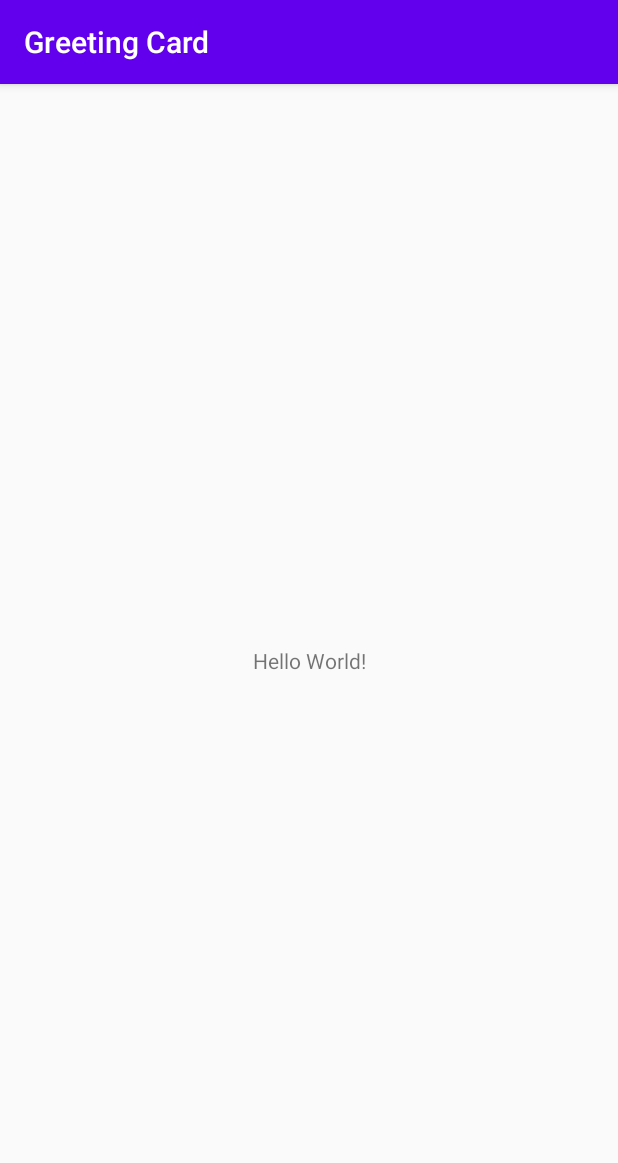
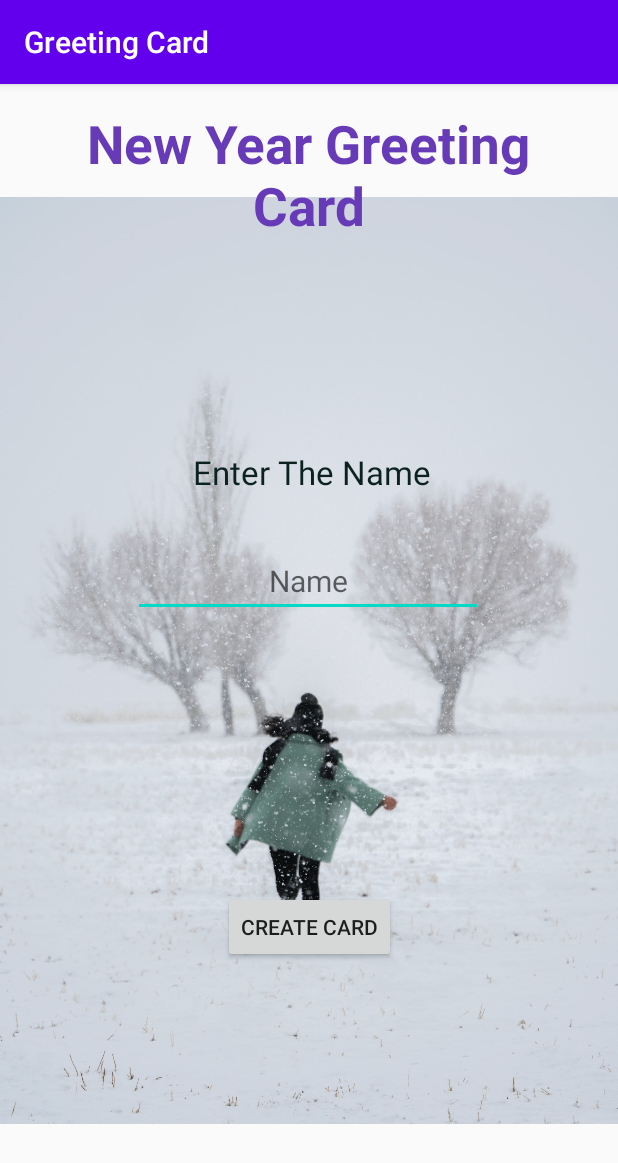
Before and after one commit to abhi0842/GreetingApp, an Android app: the screen it shows after launch (MainActivity), on a phone screen of 412 x 824 dp. Shown: the top 1163 px of the screen. Run offline under Robolectric (Android 15) with nearby library versions, the phone set to English and light mode, and no system bars.

Commit message:
New Year Greeting App

```diff
--- a/app/src/main/AndroidManifest.xml
+++ b/app/src/main/AndroidManifest.xml
@@ -12,6 +12,9 @@
         android:theme="@style/Theme.GreetingCard"
         tools:targetApi="31">
         <activity
+            android:name=".Second_Activity"
+            android:exported="false" />
+        <activity
             android:name=".MainActivity"
             android:exported="true">
             <intent-filter>
--- a/app/src/main/res/layout/activity_main.xml
+++ b/app/src/main/res/layout/activity_main.xml
@@ -6,13 +6,69 @@
     android:layout_height="match_parent"
     tools:context=".MainActivity">
 
+    <ImageView
+        android:layout_width="match_parent"
+        android:layout_height="match_parent"
+        android:src="@drawable/snow2"
+        tools:layout_editor_absoluteX="0dp"
+        tools:layout_editor_absoluteY="-16dp" />
+
     <TextView
-        android:layout_width="wrap_content"
-        android:layout_height="wrap_content"
-        android:text="Hello World!"
-        app:layout_constraintBottom_toBottomOf="parent"
+        android:id="@+id/textView"
+        android:layout_width="356dp"
+        android:layout_height="124dp"
+        android:layout_marginTop="16dp"
+        android:text="@string/new_year_greeting_card"
+        android:textAlignment="center"
+        android:textColor="#673AB7"
+
+        android:textSize="35sp"
+        android:textStyle="bold"
         app:layout_constraintEnd_toEndOf="parent"
+        app:layout_constraintHorizontal_bias="0.49"
         app:layout_constraintStart_toStartOf="parent"
         app:layout_constraintTop_toTopOf="parent" />
 
+    <TextView
+        android:id="@+id/nametextview"
+        android:layout_width="241dp"
+        android:layout_height="35dp"
+        android:layout_marginTop="104dp"
+        android:text="@string/enter_the_name"
+        android:textAlignment="center"
+        android:textColor="#0B2220"
+        android:textSize="22sp"
+        app:layout_constraintEnd_toEndOf="parent"
+        app:layout_constraintHorizontal_bias="0.511"
+        app:layout_constraintStart_toStartOf="parent"
+        app:layout_constraintTop_toBottomOf="@+id/textView" />
+
+    <EditText
+        android:id="@+id/inputtext"
+        android:layout_width="wrap_content"
+        android:layout_height="wrap_content"
+        android:layout_marginTop="28dp"
+        android:autofillHints="name"
+        android:ems="10"
+        android:hint="Name"
+        android:inputType="textPersonName"
+        android:textAllCaps="true"
+        android:textAlignment="center"
+        android:textColor="@color/black"
+        android:textSize="20sp"
+        app:layout_constraintEnd_toEndOf="parent"
+        app:layout_constraintHorizontal_bias="0.497"
+        app:layout_constraintStart_toStartOf="parent"
+        app:layout_constraintTop_toBottomOf="@+id/nametextview" />
+
+    <Button
+        android:id="@+id/Create_Card"
+        android:layout_width="wrap_content"
+        android:layout_height="wrap_content"
+        android:text="@string/create_card"
+        app:layout_constraintBottom_toBottomOf="parent"
+        android:onClick="createcard"
+        app:layout_constraintEnd_toEndOf="parent"
+        app:layout_constraintStart_toStartOf="parent"
+        app:layout_constraintTop_toBottomOf="@+id/inputtext" />
 </android.support.constraint.ConstraintLayout>
--- a/app/src/main/res/values/strings.xml
+++ b/app/src/main/res/values/strings.xml
@@ -1,3 +1,7 @@
 <resources>
     <string name="app_name">Greeting Card</string>
+    <string name="new_year_greeting_card">New Year Greeting Card</string>
+    <string name="enter_the_name">Enter The Name</string>
+    <string name="name">Name</string>
+    <string name="create_card">Create Card</string>
 </resources>
```
Also changed, not shown: app/src/main/java/com/example/greetingcard/MainActivity.kt (+13 -0 lines), app/src/main/java/com/example/greetingcard/Second_Activity.kt (added, +23 -0 lines), app/src/main/res/layout/activity_second.xml (added, +29 -0 lines), app/src/main/res/drawable/snow1.jpg (added), app/src/main/res/drawable/snow2.jpg (added).
